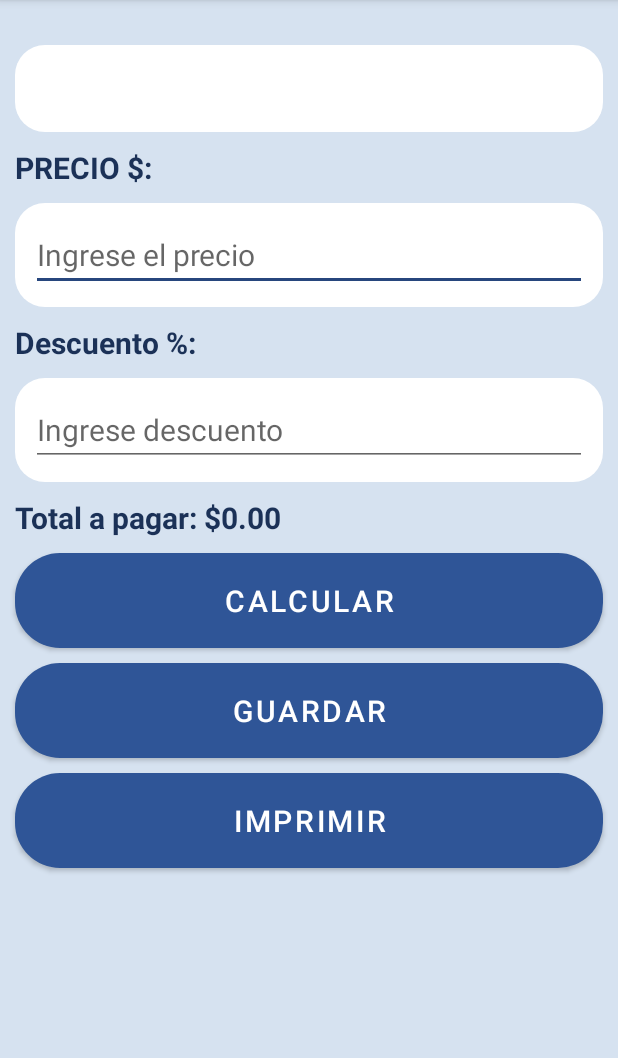
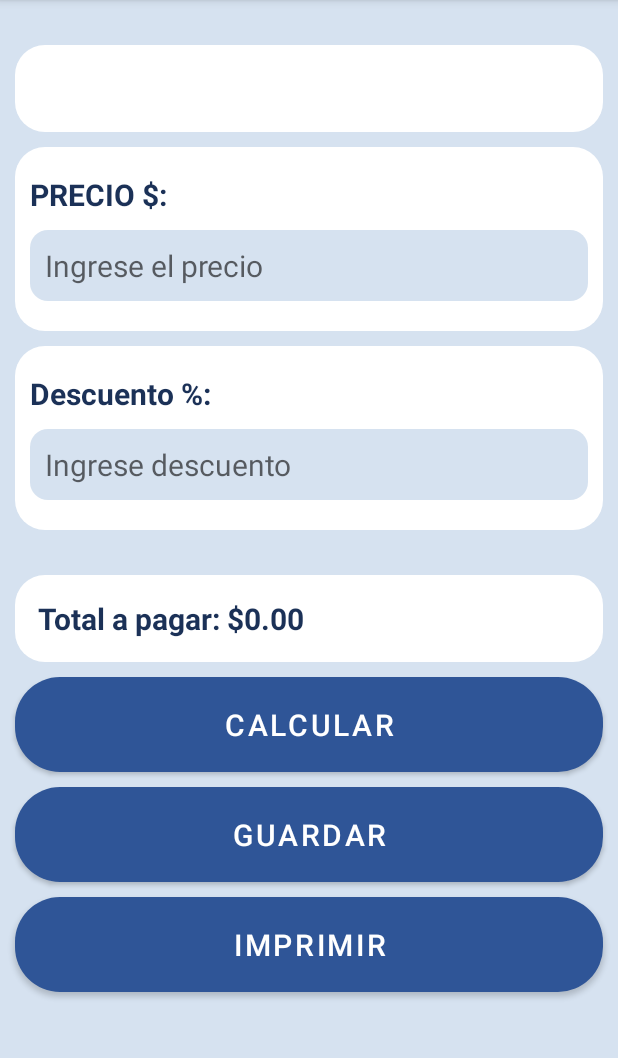
Before and after one commit to DevJonatanMorales/CarWashElAmigo, an Android app: the Factura screen opened directly, with no data from a screen before it, on a phone screen of 412 x 824 dp, the part 84-1142 px from its top. Run offline under Robolectric (Android 15) with nearby library versions, the phone set to English and light mode, and no system bars.

Commit message:
se modifico la vista de factura

```diff
--- a/app/src/main/java/com/devjonatanmo/carwashelamigo/Factura.java
+++ b/app/src/main/java/com/devjonatanmo/carwashelamigo/Factura.java
@@ -40,6 +40,9 @@ public class Factura extends AppCompatActivity {
         btnGuardar = findViewById(R.id.btnGuardar);
         btnImprimir = findViewById(R.id.btnImprimir);
 
+        /*==============================================================================================
+        ======================================RECIBIMOS DATOS===========================================
+        ==============================================================================================*/
         try {
             txtInfoPlaca.setText(getIntent().getStringExtra("placaInfo"));
 
@@ -83,6 +86,9 @@ public class Factura extends AppCompatActivity {
         });
     }
 
+    /*==============================================================================================
+    ======================================CALCULAR PAGO=============================================
+    ==============================================================================================*/
     protected void CalcularPago() {
         float precio, descuento, decuentoFracion, totalDescuento, totalInt;
         descuento = Integer.parseInt(etxtDescuento.getText().toString());
@@ -105,6 +111,9 @@ public class Factura extends AppCompatActivity {
         }
     }
 
+    /*==============================================================================================
+    ======================================PROCESAMOS DATOS==========================================
+    ==============================================================================================*/
     protected void ProcesarDatos() {
         objRegistro = new BaseDatos(getApplicationContext(), "", null, 1);
 
@@ -168,6 +177,9 @@ public class Factura extends AppCompatActivity {
         }
     }
 
+    /*==============================================================================================
+    ======================================CLEAR DATA============================================
+    ==============================================================================================*/
     protected void ClearData() {
         txtInfoPlaca.setText("");
         etxtPrecio.setText("");
--- /dev/null
+++ b/app/src/main/res/drawable/fondo_txt.xml
@@ -0,0 +1,14 @@
+<?xml version="1.0" encoding="utf-8"?>
+<shape xmlns:android="http://schemas.android.com/apk/res/android">
+    <solid
+        android:color="#D6E2F0"
+        android:paddingTop="25dp"
+        android:paddingBottom="25dp"
+        android:paddingLeft="15dp"
+        android:paddingRight="15dp"
+        />
+
+    <corners
+        android:radius="12dp"
+        />
+</shape>
--- a/app/src/main/res/layout/activity_factura.xml
+++ b/app/src/main/res/layout/activity_factura.xml
@@ -37,84 +37,96 @@
 
             </LinearLayout>
 
-            <TextView
-                android:id="@+id/textView4"
-                android:layout_width="match_parent"
-                android:layout_height="wrap_content"
-                android:layout_marginStart="10dp"
-                android:layout_marginTop="10dp"
-                android:layout_marginEnd="10dp"
-                android:text="@string/txtPrecio"
-                android:textColor="@color/BarraName"
-                android:textSize="20dp"
-                android:textStyle="bold" />
-
             <LinearLayout
                 android:layout_width="match_parent"
                 android:layout_height="wrap_content"
-                android:padding="5dp"
+                android:padding="10dp"
                 android:layout_marginStart="10dp"
                 android:layout_marginTop="10dp"
                 android:layout_marginEnd="10dp"
                 android:background="@drawable/fondo_etxt"
                 android:orientation="vertical">
 
+
+                <TextView
+                    android:id="@+id/textView4"
+                    android:layout_width="match_parent"
+                    android:layout_height="wrap_content"
+                    android:layout_marginTop="8dp"
+                    android:text="@string/txtPrecio"
+                    android:textColor="@color/BarraName"
+                    android:textSize="20dp"
+                    android:textStyle="bold" />
+
                 <EditText
                     android:id="@+id/etxtPrecio"
                     android:layout_width="match_parent"
                     android:layout_height="wrap_content"
-                    android:layout_margin="5dp"
+                    android:ems="10"
+                    android:layout_marginTop="10dp"
+                    android:layout_marginBottom="10dp"
+                    android:hint="@string/etxtPrecio"
+                    android:inputType="numberDecimal"
                     android:textSize="20dp"
-                    android:ems="10"
-                    android:hint="@string/etxtPrecio"
-                    android:inputType="numberDecimal" />
+                    android:padding="10dp"
+                    android:background="@drawable/fondo_txt"
+                    app:backgroundTint="@color/backgroundColor"/>
             </LinearLayout>
-
-            <TextView
-                android:id="@+id/textView5"
-                android:layout_width="match_parent"
-                android:layout_height="wrap_content"
-                android:layout_marginStart="10dp"
-                android:layout_marginTop="10dp"
-                android:layout_marginEnd="10dp"
-                android:text="@string/txtDescuento"
-                android:textColor="@color/BarraName"
-                android:textSize="20dp"
-                android:textStyle="bold" />
 
             <LinearLayout
                 android:layout_width="match_parent"
                 android:layout_height="wrap_content"
-                android:padding="5dp"
+                android:padding="10dp"
                 android:layout_marginStart="10dp"
                 android:layout_marginTop="10dp"
                 android:layout_marginEnd="10dp"
                 android:background="@drawable/fondo_etxt"
                 android:orientation="vertical">
 
+                <TextView
+                    android:id="@+id/textView5"
+                    android:layout_width="match_parent"
+                    android:layout_height="wrap_content"
+                    android:layout_marginTop="8dp"
+                    android:text="@string/txtDescuento"
+                    android:textColor="@color/BarraName"
+                    android:textSize="20dp"
+                    android:textStyle="bold" />
+
                 <EditText
                     android:id="@+id/etxtDescuento"
                     android:layout_width="match_parent"
                     android:layout_height="wrap_content"
-                    android:layout_margin="5dp"
+                    android:layout_marginTop="10dp"
+                    android:layout_marginBottom="10dp"
                     android:textSize="20dp"
+                    android:padding="10dp"
                     android:ems="10"
                     android:hint="@string/etxtDecueno"
-                    android:inputType="number" />
+                    android:inputType="number"
+                    android:background="@drawable/fondo_txt"
+                    app:backgroundTint="@color/backgroundColor"/>
             </LinearLayout>
 
-            <TextView
-                android:id="@+id/txtTotal"
+            <LinearLayout
                 android:layout_width="match_parent"
                 android:layout_height="wrap_content"
+                android:padding="15dp"
                 android:layout_marginStart="10dp"
-                android:layout_marginTop="10dp"
+                android:layout_marginTop="30dp"
                 android:layout_marginEnd="10dp"
-                android:text="@string/etxtTotal"
-                android:textColor="@color/BarraName"
-                android:textSize="20dp"
-                android:textStyle="bold" />
+                android:background="@drawable/fondo_etxt"
+                android:orientation="vertical">
 
+                <TextView
+                    android:id="@+id/txtTotal"
+                    android:layout_width="match_parent"
+                    android:layout_height="wrap_content"
+                    android:text="@string/etxtTotal"
+                    android:textColor="@color/BarraName"
+                    android:textSize="20dp"
+                    android:textStyle="bold" />
+            </LinearLayout>
             <Button
                 android:id="@+id/btnCalcular"
                 android:layout_width="match_parent"
```
Also changed, not shown: app/src/main/AndroidManifest.xml (line endings or trailing spaces).
